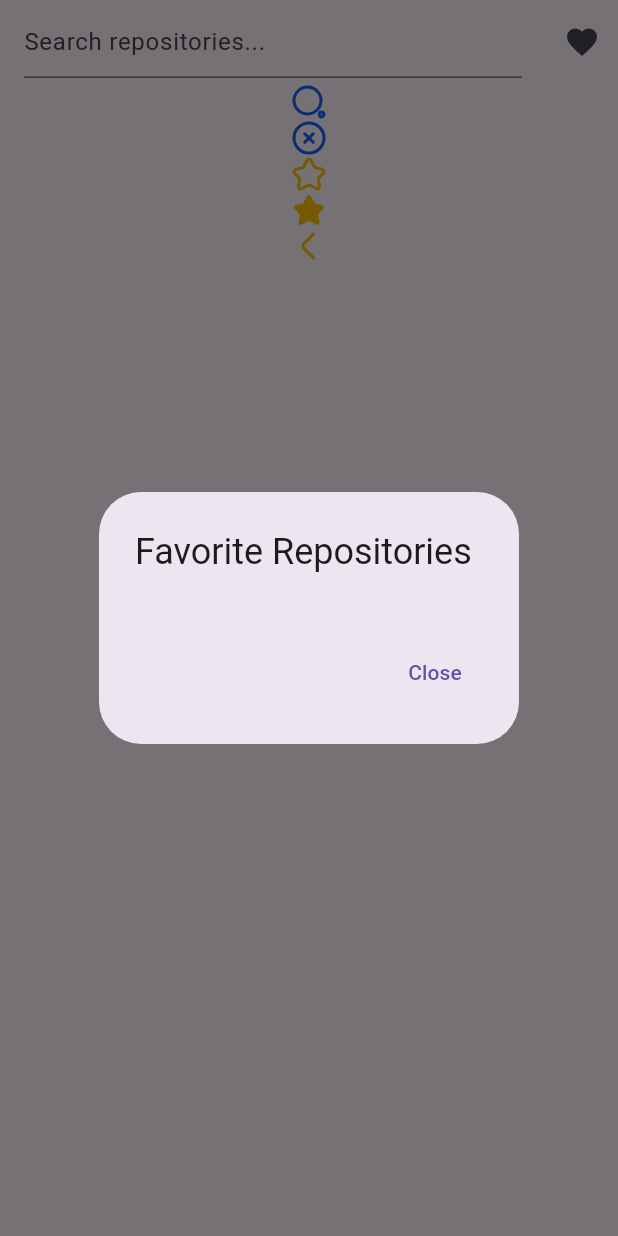
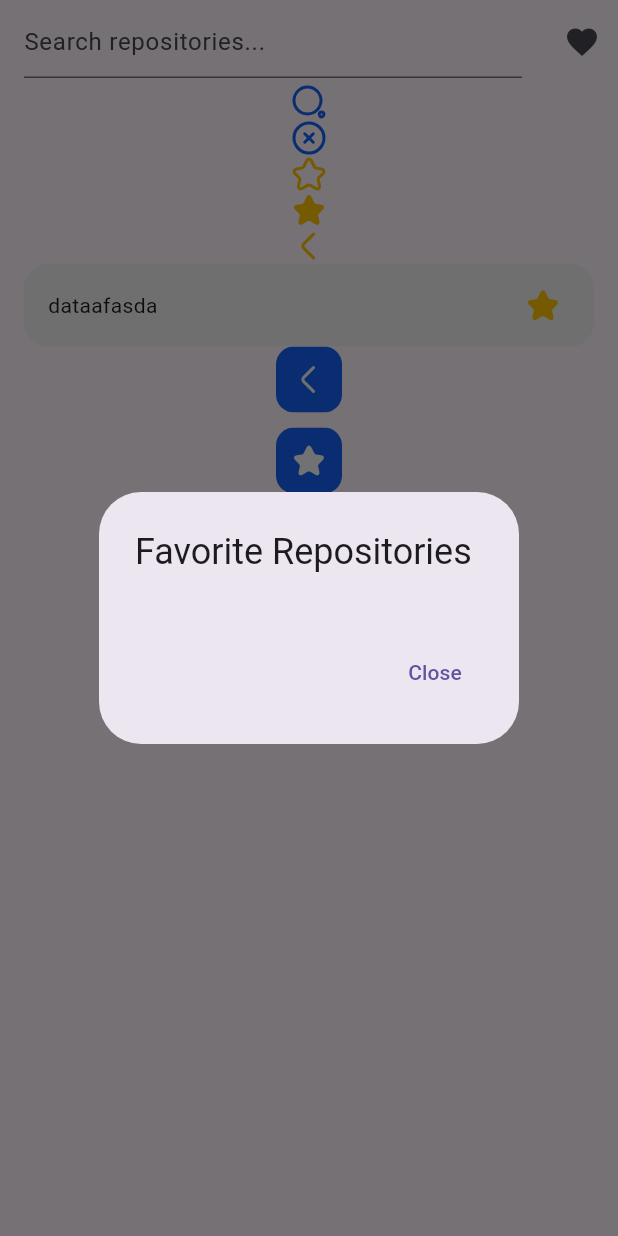
Before and after one commit to KostiantynKi/repositories_searcher, a Flutter app: the screen it shows after launch, after a tap on the "favorite" icon, on a phone screen of 412 x 824 dp. Run offline on Flutter 3.47's test engine with Material 3 defaults, Android fonts, the phone set to English and light mode, and no system bars; our stand-ins replace bloc, equatable, flutter_bloc, flutter_svg, shared_preferences.

Commit message:
added custom icon buttons, SearchCardWidget, colors

```diff
--- /dev/null
+++ b/lib/theme/colors/app_colors.dart
@@ -0,0 +1,11 @@
+import 'package:flutter/material.dart';
+
+abstract class AppColors {
+  static const backgroundMain = Color(0xFFF9F9F9);
+  static const layer1 = Color(0xFFF2F2F2);
+  static const accentPrimary = Color(0xFF1463F5);
+  static const accentSecondary = Color(0xFFE5EDFF);
+
+  static const textPrimary = Color(0xFF211814);
+  static const textPlaceholder = Color(0xFFBFBFBF);
+}
--- a/lib/widgets/reusable_widgets/icon_buttons.dart
+++ b/lib/widgets/reusable_widgets/icon_buttons.dart
@@ -0,0 +1,42 @@
+import 'package:flutter/material.dart';
+import 'package:repositories_searcher/theme/colors/app_colors.dart';
+import 'package:repositories_searcher/widgets/reusable_widgets/svg_picture_form_asset.dart';
+
+class MyIconButton extends StatelessWidget {
+  final String icon;
+  final VoidCallback onTap;
+
+  const MyIconButton({
+    super.key,
+    required this.icon,
+    required this.onTap,
+  });
+
+  static const double radius = 12.0;
+  static const double height = 44;
+  static const double width = 44;
+
+  @override
+  Widget build(BuildContext context) {
+    return ClipRRect(
+      borderRadius: BorderRadius.all(
+        Radius.circular(radius),
+      ),
+      child: InkWell(
+        onTap: onTap,
+        child: ColoredBox(
+          color: AppColors.accentPrimary,
+          child: SizedBox(
+            height: height,
+            width: width,
+            child: Center(
+              child: SvgPictureFromAsset(
+                iconString: icon,
+              ),
+            ),
+          ),
+        ),
+      ),
+    );
+  }
+}
--- a/lib/widgets/reusable_widgets/search_cards.dart
+++ b/lib/widgets/reusable_widgets/search_cards.dart
@@ -0,0 +1,53 @@
+import 'package:flutter/material.dart';
+import 'package:repositories_searcher/resource/app_icons.dart';
+import 'package:repositories_searcher/theme/colors/app_colors.dart';
+import 'package:repositories_searcher/widgets/reusable_widgets/svg_picture_form_asset.dart';
+
+class SerchCard extends StatelessWidget {
+  const SerchCard({super.key});
+
+  static const double radius = 16.0;
+  static const double height = 55;
+  static const double paddingLeft = 16.0;
+  static const double paddingRight = 22.0;
+
+  @override
+  Widget build(BuildContext context) {
+    return const Padding(
+      padding: EdgeInsets.symmetric(horizontal: 16),
+      child: ClipRRect(
+        borderRadius: BorderRadius.all(
+          Radius.circular(radius),
+        ),
+        child: ColoredBox(
+          color: AppColors.layer1,
+          child: SizedBox(
+            height: height,
+            child: Row(
+              mainAxisAlignment: MainAxisAlignment.spaceBetween,
+              children: [
+                Flexible(
+                  child: Padding(
+                    padding: EdgeInsets.only(left: paddingLeft),
+                    child: Text(
+                      maxLines: 1,
+                      overflow: TextOverflow.ellipsis,
+                      'dataafasda',
+                    ),
+                  ),
+                ),
+                Padding(
+                  padding: EdgeInsets.only(right: paddingRight),
+                  child: SvgPictureFromAsset(
+                    iconString: AppIcons.favorite,
+                    color: Colors.amber,
+                  ),
+                )
+              ],
+            ),
+          ),
+        ),
+      ),
+    );
+  }
+}
--- a/lib/widgets/saved_result_widget.dart
+++ b/lib/widgets/saved_result_widget.dart
@@ -1,6 +1,8 @@
 import 'package:flutter/material.dart';
 import 'package:repositories_searcher/bloc/cubit/searcher_cubit.dart';
 import 'package:repositories_searcher/resource/app_icons.dart';
+import 'package:repositories_searcher/widgets/reusable_widgets/icon_buttons.dart';
+import 'package:repositories_searcher/widgets/reusable_widgets/search_cards.dart';
 import 'package:repositories_searcher/widgets/reusable_widgets/svg_picture_form_asset.dart';
 
 class SavedResultWidget extends StatelessWidget {
@@ -9,25 +11,39 @@ class SavedResultWidget extends StatelessWidget {
 
   @override
   Widget build(BuildContext context) {
-    return const Column(
+    return Column(
       children: [
-        SvgPictureFromAsset(
+        const SvgPictureFromAsset(
           iconString: AppIcons.search,
         ),
-        SvgPictureFromAsset(
+        const SvgPictureFromAsset(
           iconString: AppIcons.cancel,
         ),
-        SvgPictureFromAsset(
+        const SvgPictureFromAsset(
           iconString: AppIcons.disabledFavorite,
           color: Colors.amber,
         ),
-        SvgPictureFromAsset(
+        const SvgPictureFromAsset(
           iconString: AppIcons.favorite,
           color: Colors.amber,
         ),
-        SvgPictureFromAsset(
+        const SvgPictureFromAsset(
           iconString: AppIcons.left,
           color: Colors.amber,
+        ),
+        const SerchCard(),
+        MyIconButton(
+          icon: AppIcons.left,
+          onTap: () {
+            print('left');
+          },
+        ),
+        const SizedBox(height: 10),
+        MyIconButton(
+          icon: AppIcons.favorite,
+          onTap: () {
+            print('favorite');
+          },
         ),
       ],
     );
```
